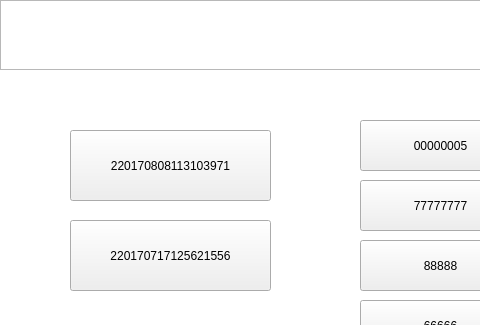
This is SmartCabinet/Device/devicesimulate.ui in birdman1992/SmartCabinet as Qt 5 draws it before an edit; both pictures show x 0 to 480 and y 0 to 325 of the 640 by 480 pixel window. The edited form follows.
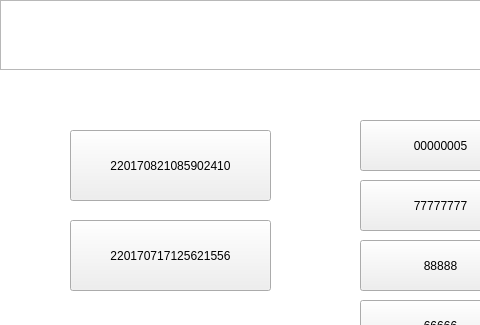
This is the edited form. The open tabs and pages were chosen to show the change.

```diff
--- a/SmartCabinet/Device/devicesimulate.ui
+++ b/SmartCabinet/Device/devicesimulate.ui
@@ -135,7 +135,7 @@
         </rect>
        </property>
        <property name="text">
-        <string>220170808113103971</string>
+        <string>220170821085902410</string>
        </property>
       </widget>
       <widget class="QPushButton" name="listCode_2">
```
Left out of the diff: 2 changed lines with no effect on the pictures.
